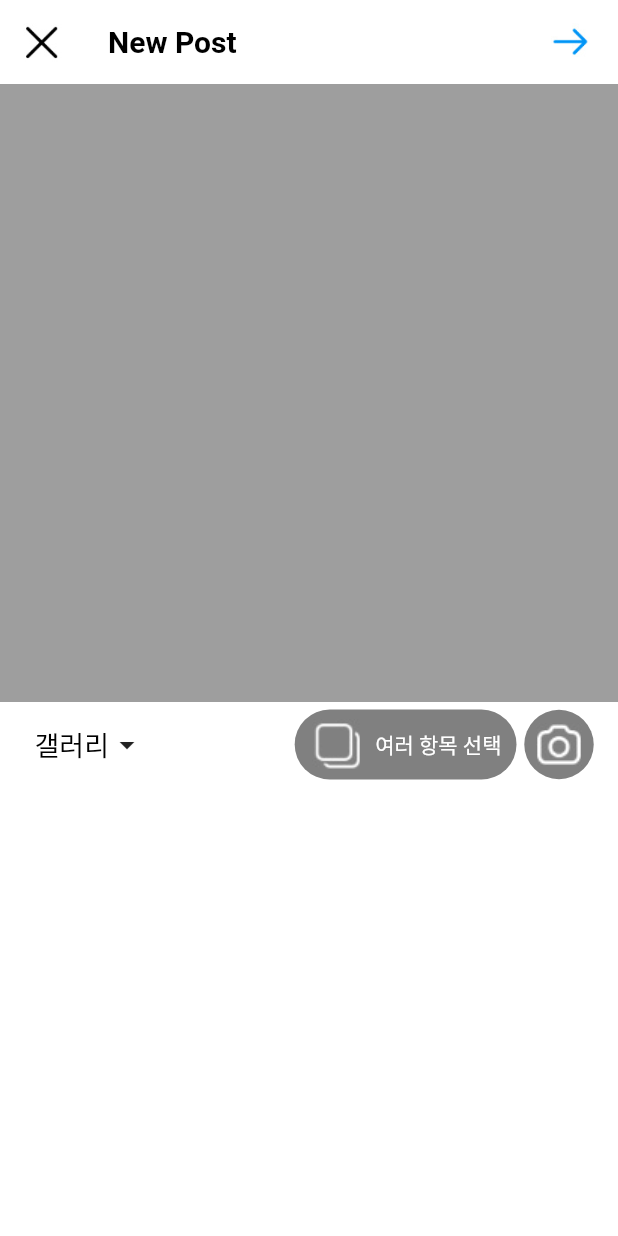
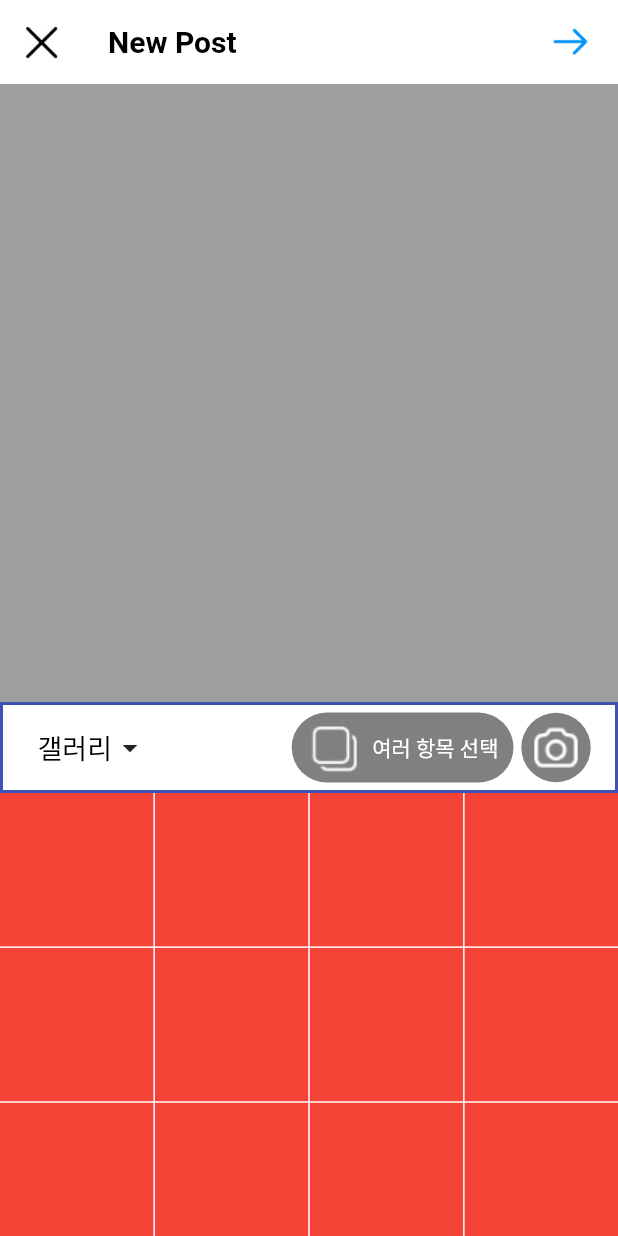
Before and after one commit to deckore/clone_sns_insta, a Flutter app: the screen it shows after launch, item 3 of the bottom bar chosen, on a phone screen of 412 x 824 dp. Run offline on Flutter 3.47's test engine with Material 2 defaults, Android fonts, the phone set to English and light mode, and no system bars; our stand-ins replace cached_network_image, expandable_text, get; network calls fail.

Commit message:
SingleChildScrollView 속 GridView 사용 시 빌드 중지 문제

```diff
--- a/lib/src/pages/upload.dart
+++ b/lib/src/pages/upload.dart
@@ -15,7 +15,12 @@ class Upload extends StatelessWidget {
   }
 
   Widget _header() {
-    return Padding(
+    return Container(
+      decoration: BoxDecoration(
+        border: Border.all(
+            color: Colors.indigo, width: 2, style: BorderStyle.solid),
+      ),
+      child: Padding(
         padding: const EdgeInsets.symmetric(horizontal: 15, vertical: 5),
         child: Row(
           mainAxisAlignment: MainAxisAlignment.spaceBetween,
@@ -66,6 +71,7 @@ class Upload extends StatelessWidget {
               ],
             ),
           ],
+        ),
       ),
     );
   }
@@ -122,11 +128,22 @@ class Upload extends StatelessWidget {
         ],
       ),
       body: SingleChildScrollView(
+        // scrollDirection: Axis.vertical,
         child: Column(
           children: [
             _imagePreview(),
             _header(),
             // _imageSelectList(),
+            /**
+             * SingleChildScrollView 아래 GridView.builder를 직접 사용하는 경우
+             * 빌드가 되지 않는 현상이 발생하여 SizedBox로 감싼 후
+             * 일단 Get.height로 지정해 둠
+             */
+            SizedBox(
+              height: Get.height,
+              width: Get.width,
+              child: _imageSelectList(),
+            ),
           ],
         ),
       ),
```
Lines whose indentation alone changed are shown as unchanged.
